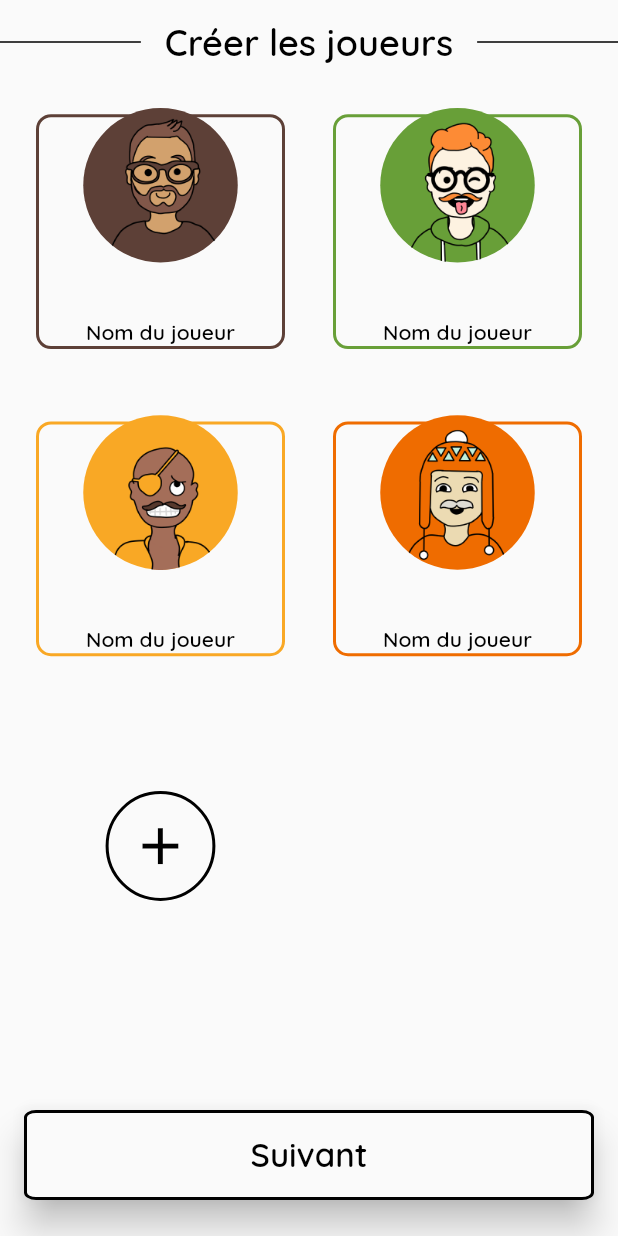
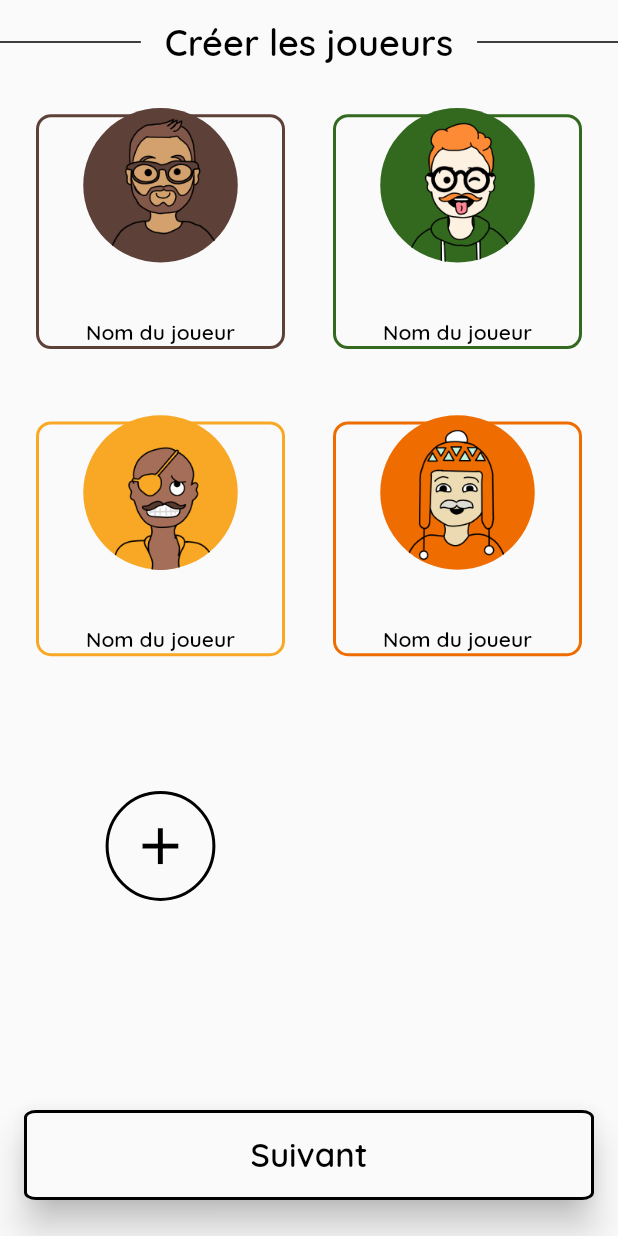
Before and after one commit to Zigotote/barbu_score, a Flutter app: the screen it shows after launch, after a tap on "Démarrer une partie", on a phone screen of 412 x 824 dp. Run offline on Flutter 3.47's test engine with Material 2 defaults, Android fonts, the light colour scheme and no system bars; drawn by our look-alikes of flip_card; our stand-ins replace get, get_storage, sprintf, wakelock; missing offline and left inert: flutter_circular_text; Roboto replaces fonts that are missing (QuickSand).

Commit message:
Add: accessible colors for dark theme

```diff
--- a/lib/controller/create_players.dart
+++ b/lib/controller/create_players.dart
@@ -11,17 +11,31 @@ class CreatePlayersController extends GetxController {
   static const int NB_PLAYERS_MIN = 3;
   static const int NB_PLAYERS_MAX = 6;
 
-  /// Available colors for the players
-  static final List<Color> colors = [
+  /// Available colors for the players in light theme
+  static final List<Color> _lightColors = [
     Colors.brown.shade700,
-    Colors.lightGreen.shade700,
+    Colors.lightGreen.shade900,
     Colors.yellow.shade800,
     Colors.orange.shade800,
     Colors.deepOrange.shade900,
     Colors.teal.shade900,
   ];
 
+  /// Available colors for the players in dark theme
+  static final List<Color> _darkColors = [
+    Colors.brown.shade400,
+    Colors.lightGreen.shade800,
+    Colors.yellow.shade700,
+    Colors.orange.shade800,
+    Colors.deepOrange.shade700,
+    Colors.teal.shade400
+  ];
+
   static final String playerImage = "assets/players/player%s.png";
+
+  /// Returns the available colors for the players, depending on app theme
+  static List<Color> get colors =>
+      Get.theme.brightness == Brightness.dark ? _darkColors : _lightColors;
 
   /// The list of the players for this party
   late RxList<PlayerController> _players;
--- a/lib/pages/my_home.dart
+++ b/lib/pages/my_home.dart
@@ -47,7 +47,7 @@ class MyHome extends GetView {
                     text: "Non, nouvelle partie",
                     onPressed: _startParty),
                 ElevatedButtonCustomColor(
-                  color: MyThemes.successColor,
+                  color: Get.theme.colorScheme.successColor,
                   textSize: 16,
                   text: "Oui",
                   onPressed: () => _loadParty(previousParty),
@@ -77,7 +77,7 @@ class MyHome extends GetView {
                   onPressed: () => _loadParty(previousParty),
                 ),
                 ElevatedButtonCustomColor(
-                  color: MyThemes.successColor,
+                  color: Get.theme.colorScheme.successColor,
                   textSize: 16,
                   text: "Oui",
                   onPressed: _startParty,
--- a/lib/pages/trump_scores.dart
+++ b/lib/pages/trump_scores.dart
@@ -43,7 +43,7 @@ class TrumpsScores extends GetView<TrumpsScoresController> {
       text: contract.displayName,
       topRightChild: Icon(
         Icons.task_alt_outlined,
-        color: MyThemes.successColor,
+        color: Get.theme.colorScheme.successColor,
       ),
       onPressed: () => Get.toNamed(
         contract.route,
--- a/lib/theme/my_themes.dart
+++ b/lib/theme/my_themes.dart
@@ -6,12 +6,14 @@ class MyThemes {
 
   static final dark = _baseTheme(ThemeData.dark());
 
-  static final successColor = Colors.green;
-
   static final _baseTheme = (ThemeData baseTheme) => baseTheme.copyWith(
         useMaterial3: true,
-        colorScheme: baseTheme.colorScheme
-            .copyWith(surfaceTint: baseTheme.scaffoldBackgroundColor),
+        colorScheme: baseTheme.colorScheme.copyWith(
+          surfaceTint: baseTheme.scaffoldBackgroundColor,
+          error: baseTheme.brightness == Brightness.dark
+              ? Colors.red
+              : Colors.red.shade900,
+        ),
         textTheme: baseTheme.textTheme
             .copyWith(
               titleSmall: TextStyle(
@@ -86,3 +88,8 @@ class MyThemes {
         ),
       );
 }
+
+extension CustomThemeValues on ColorScheme {
+  Color get successColor =>
+      this.brightness == Brightness.dark ? Colors.green : Colors.green.shade800;
+}
```
